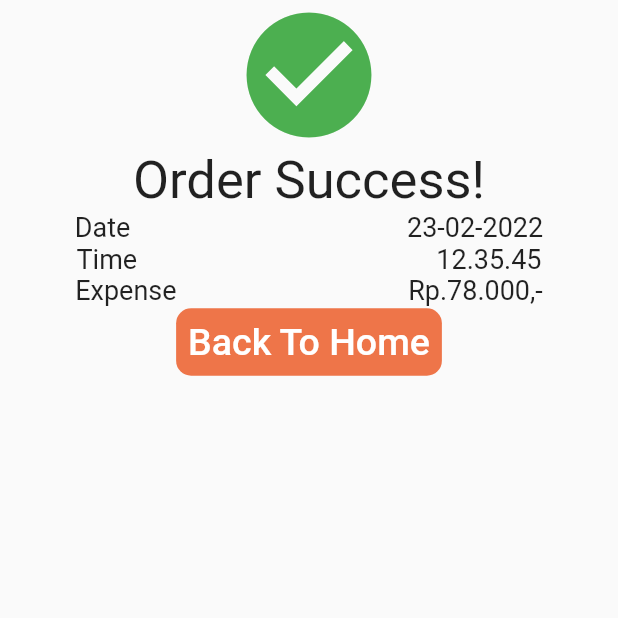
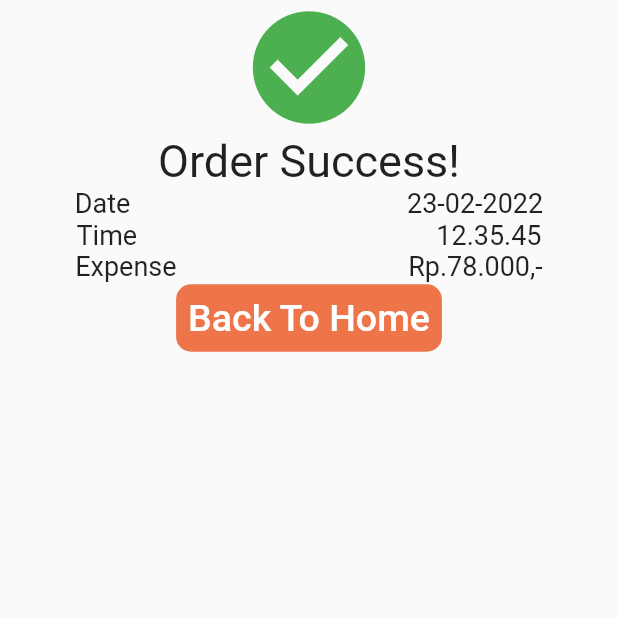
Before and after one commit to NafisHandoko/dahar-flutter, a Flutter app: the screen it shows after launch, on a phone screen of 412 x 824 dp, the top half of it. Run offline on Flutter 3.47's test engine with Material 2 defaults, Android fonts, the phone set to English and light mode, and no system bars.

Commit message:
edit ikon dan teks

```diff
--- a/lib/screens/transaction_done.dart
+++ b/lib/screens/transaction_done.dart
@@ -18,13 +18,13 @@ class _TransactionDoneState extends State<TransactionDone> {
             children: [
               Icon(
                 Icons.check_circle,
-                size: 100,
+                size: 90,
                 color: Colors.green,
               ),
               Text(
                 'Order Success!',
                 style: TextStyle(
-                  fontSize: 35,
+                  fontSize: 30,
                 ),
               ),
               Row(
```
